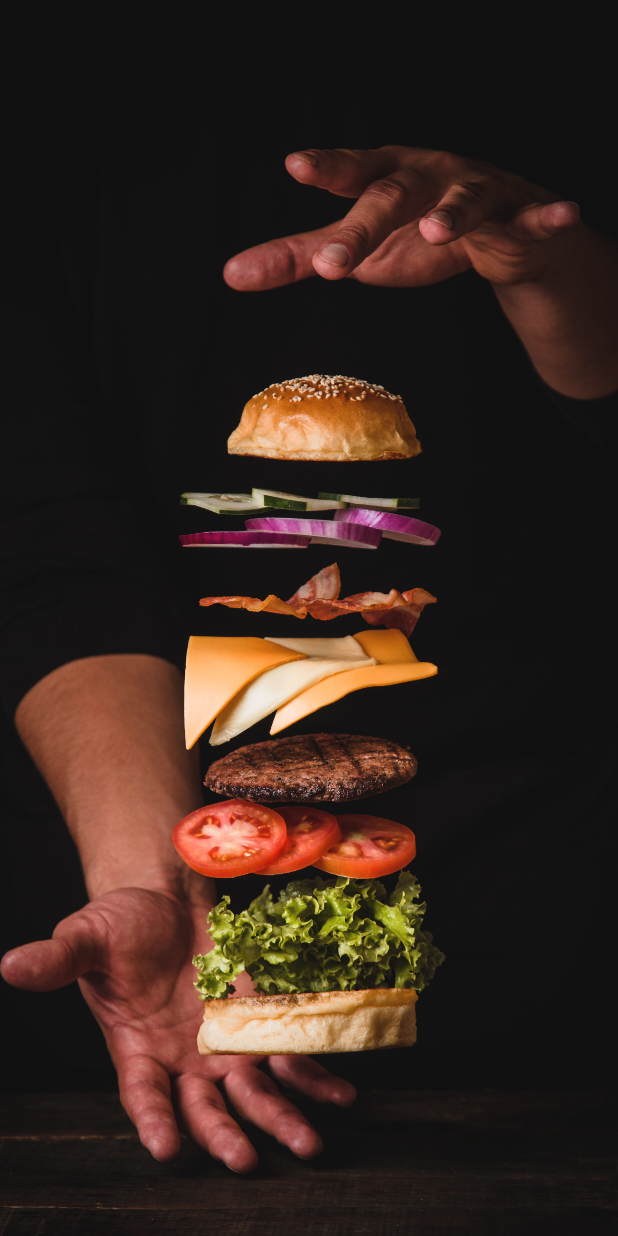
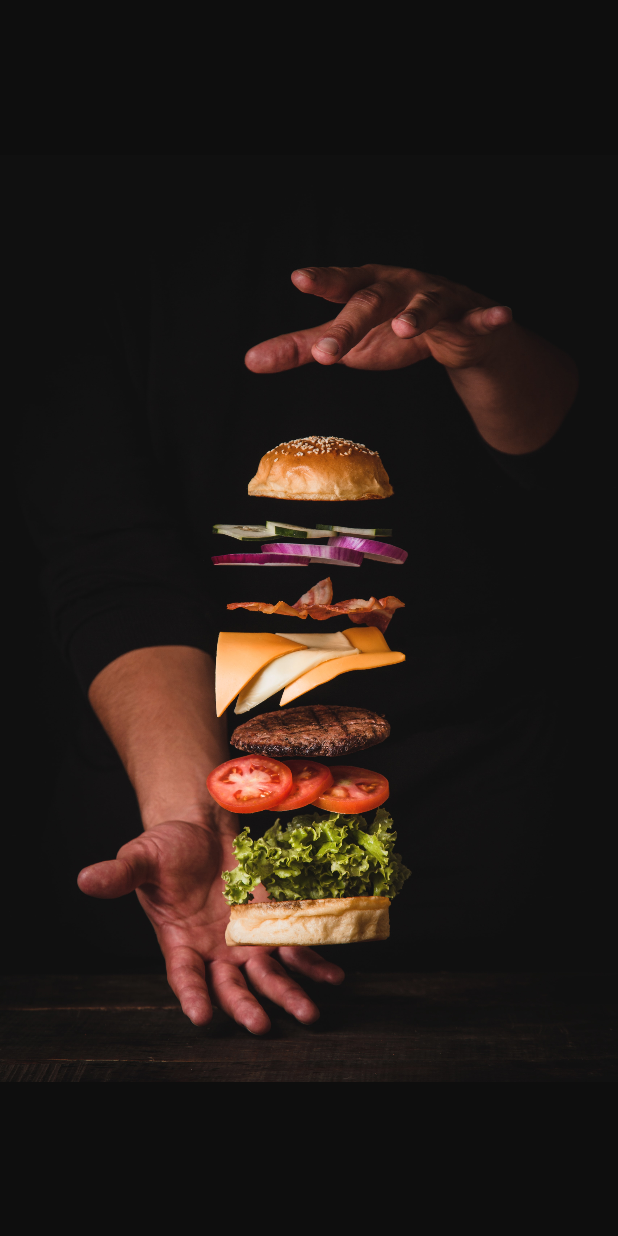
Before and after one commit to Tejkumar-G/FoodDelivery, an Android app: the SplashFragment screen opened directly, with no data from a screen before it, on a phone screen of 412 x 824 dp. Run offline under Robolectric (Android 15) with nearby library versions, the phone set to English and light mode, and no system bars; our stand-ins replace Room's generated code.

Commit message:
splash screen change

```diff
--- a/app/src/main/res/layout/fragment_first.xml
+++ b/app/src/main/res/layout/fragment_first.xml
@@ -6,16 +6,24 @@
     android:layout_height="match_parent"
     tools:context=".SplashFragment">
 
-    <ImageView
-        android:id="@+id/defaultImage"
+    <androidx.constraintlayout.widget.ConstraintLayout
         android:layout_width="match_parent"
         android:layout_height="0dp"
-        android:scaleType="centerCrop"
-        android:src="@mipmap/splash2"
+        android:background="#0E0E0E"
         app:layout_constraintBottom_toTopOf="@id/view_pager"
         app:layout_constraintEnd_toEndOf="parent"
         app:layout_constraintStart_toStartOf="parent"
-        app:layout_constraintTop_toTopOf="parent" />
+        app:layout_constraintTop_toTopOf="parent" >
+        <ImageView
+            android:id="@+id/defaultImage"
+            android:layout_width="match_parent"
+            android:layout_height="match_parent"
+            android:scaleType="centerInside"
+            android:src="@mipmap/splash2"
+            />
+    </androidx.constraintlayout.widget.ConstraintLayout>
+
+
 
     <androidx.constraintlayout.widget.Guideline
         android:id="@+id/guide60"
```
